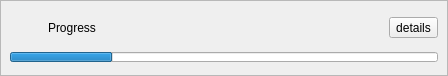
The window that resources/progress_widget.ui (shotgunsoftware/tk-multi-publish2) describes before a commit, drawn with Qt 5.
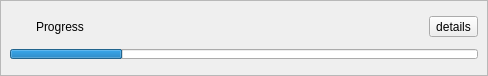
The same window after the commit. Icons and pictures are not drawn.

Diff of the .ui file:
```diff
--- a/resources/progress_widget.ui
+++ b/resources/progress_widget.ui
@@ -6,7 +6,7 @@
    <rect>
     <x>0</x>
     <y>0</y>
-    <width>448</width>
+    <width>488</width>
     <height>76</height>
    </rect>
   </property>
@@ -35,14 +35,14 @@
          <widget class="QLabel" name="status_icon">
           <property name="minimumSize">
            <size>
-            <width>32</width>
-            <height>32</height>
+            <width>20</width>
+            <height>20</height>
            </size>
           </property>
           <property name="maximumSize">
            <size>
-            <width>32</width>
-            <height>32</height>
+            <width>20</width>
+            <height>20</height>
            </size>
           </property>
           <property name="text">
@@ -58,9 +58,18 @@
         </item>
         <item>
          <widget class="QLabel" name="message">
+          <property name="sizePolicy">
+           <sizepolicy hsizetype="Ignored" vsizetype="Preferred">
+            <horstretch>0</horstretch>
+            <verstretch>0</verstretch>
+           </sizepolicy>
+          </property>
           <property name="text">
            <string>Progress</string>
           </property>
+          <property name="wordWrap">
+           <bool>true</bool>
+          </property>
          </widget>
         </item>
         <item>
```
